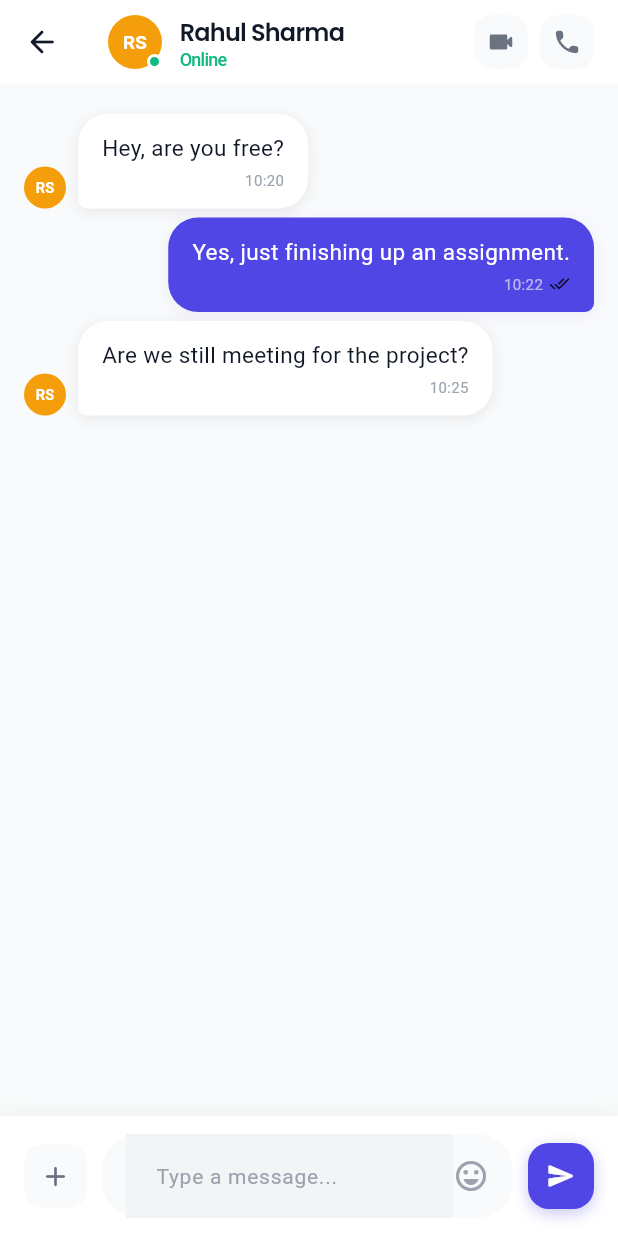
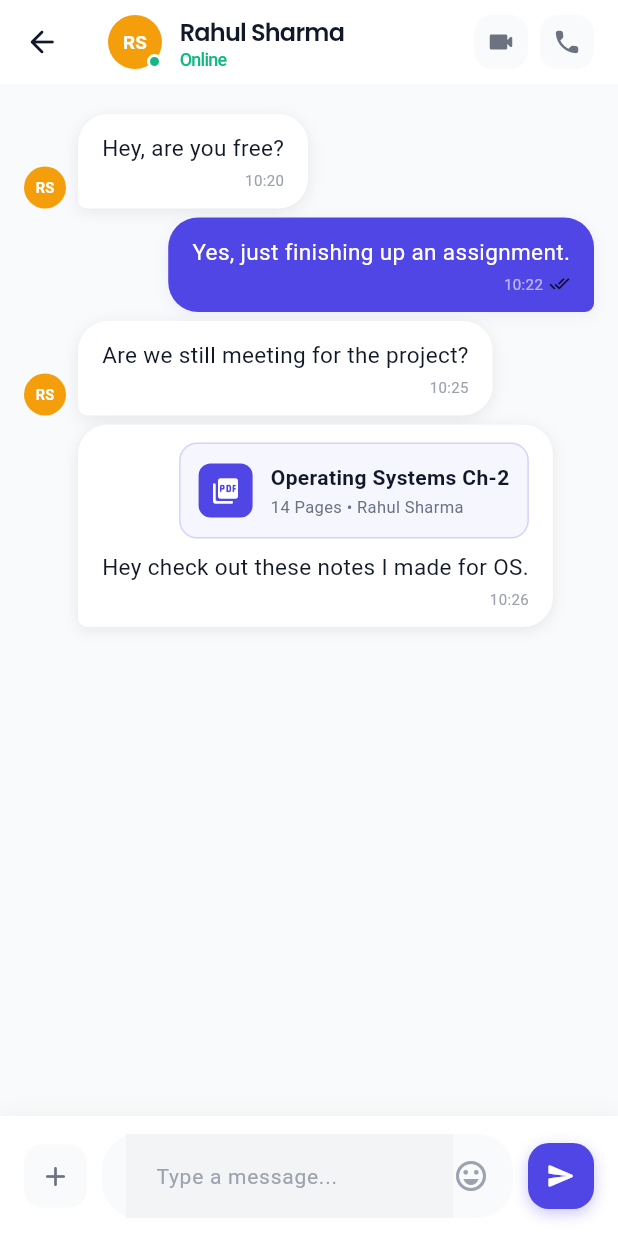
Before and after one commit to MayureshTardekar/Connekt, a Flutter app: the ChatTab screen opened directly, after a tap on "RS", on a phone screen of 412 x 824 dp. Run offline on Flutter 3.47's test engine with Material 3 defaults, Android fonts, the phone set to English and light mode, and no system bars; our stand-ins replace flutter_riverpod, go_router, google_fonts; statements that could not run were skipped.

Commit message:
feat(phase-3): add shared campus card engine and implement shared note ui in chat

```diff
--- a/lib/core/models/chat_message.dart
+++ b/lib/core/models/chat_message.dart
@@ -1,3 +1,5 @@
+enum SharedCardType { none, note, event, lostFound, ghostPost }
+
 class ChatMessage {
   final String id;
   final String senderId;
@@ -12,6 +14,10 @@ class ChatMessage {
   final bool isGif;
   final bool isSticker;
 
+  // Phase 3 Campus Social Layer features
+  final SharedCardType sharedCardType;
+  final Map<String, dynamic>? sharedData;
+
   ChatMessage({
     required this.id,
     required this.senderId,
@@ -23,6 +29,8 @@ class ChatMessage {
     this.reactions = const {},
     this.isGif = false,
     this.isSticker = false,
+    this.sharedCardType = SharedCardType.none,
+    this.sharedData,
   });
 
   ChatMessage copyWith({
@@ -36,6 +44,8 @@ class ChatMessage {
     Map<String, int>? reactions,
     bool? isGif,
     bool? isSticker,
+    SharedCardType? sharedCardType,
+    Map<String, dynamic>? sharedData,
   }) {
     return ChatMessage(
       id: id ?? this.id,
@@ -48,6 +58,8 @@ class ChatMessage {
       reactions: reactions ?? this.reactions,
       isGif: isGif ?? this.isGif,
       isSticker: isSticker ?? this.isSticker,
+      sharedCardType: sharedCardType ?? this.sharedCardType,
+      sharedData: sharedData ?? this.sharedData,
     );
   }
 }
--- a/lib/core/repositories/chat_repository.dart
+++ b/lib/core/repositories/chat_repository.dart
@@ -62,6 +62,21 @@ class ChatRepository {
         timestamp: DateTime.now().subtract(const Duration(minutes: 5)),
         isFromMe: false,
       ),
+      ChatMessage(
+        id: 'm4',
+        senderId: 'p1',
+        senderName: 'Rahul Sharma',
+        text: 'Hey check out these notes I made for OS.',
+        timestamp: DateTime.now().subtract(const Duration(minutes: 4)),
+        isFromMe: false,
+        sharedCardType: SharedCardType.note,
+        sharedData: {
+          'title': 'Operating Systems Ch-2',
+          'author': 'Rahul Sharma',
+          'type': 'PDF',
+          'pages': 14,
+        }
+      ),
     ];
   }
 }
--- a/lib/screens/chat/chat_detail_screen.dart
+++ b/lib/screens/chat/chat_detail_screen.dart
@@ -333,6 +333,41 @@ class _ChatDetailScreenState extends ConsumerState<ChatDetailScreen> {
                                     child: Column(
                                       crossAxisAlignment: CrossAxisAlignment.end,
                                       children: [
+                                        if (msg.sharedCardType == SharedCardType.note && msg.sharedData != null) ...[
+                                          Container(
+                                            margin: const EdgeInsets.only(bottom: 8),
+                                            padding: const EdgeInsets.all(12),
+                                            decoration: BoxDecoration(
+                                              color: isSent ? Colors.white.withOpacity(0.15) : AppColors.primary.withOpacity(0.05),
+                                              borderRadius: BorderRadius.circular(12),
+                                              border: Border.all(color: isSent ? Colors.white.withOpacity(0.2) : AppColors.primary.withOpacity(0.2)),
+                                            ),
+                                            child: Row(
+                                              mainAxisSize: MainAxisSize.min,
+                                              children: [
+                                                Container(
+                                                  padding: const EdgeInsets.all(8),
+                                                  decoration: BoxDecoration(
+                                                    color: isSent ? Colors.white : AppColors.primary,
+                                                    borderRadius: BorderRadius.circular(8),
+                                                  ),
+                                                  child: Icon(Icons.picture_as_pdf_rounded, color: isSent ? AppColors.primary : Colors.white, size: 20),
+                                                ),
+                                                const SizedBox(width: 12),
+                                                Flexible(
+                                                  child: Column(
+                                                    crossAxisAlignment: CrossAxisAlignment.start,
+                                                    children: [
+                                                      Text(msg.sharedData!['title'], style: TextStyle(color: isSent ? Colors.white : AppColors.textPrimary, fontWeight: FontWeight.bold), maxLines: 1, overflow: TextOverflow.ellipsis),
+                                                      const SizedBox(height: 2),
+                                                      Text('${msg.sharedData!['pages']} Pages • ${msg.sharedData!['author']}', style: TextStyle(color: isSent ? Colors.white70 : AppColors.textSecondary, fontSize: 11)),
+                                                    ],
+                                                  ),
+                                                ),
+                                              ],
+                                            ),
+                                          ),
+                                        ],
                                         Text(msg.text, style: TextStyle(color: isSent ? Colors.white : AppColors.textPrimary, fontSize: 15, height: 1.4)),
                                         const SizedBox(height: 4),
                                         Row(
```
